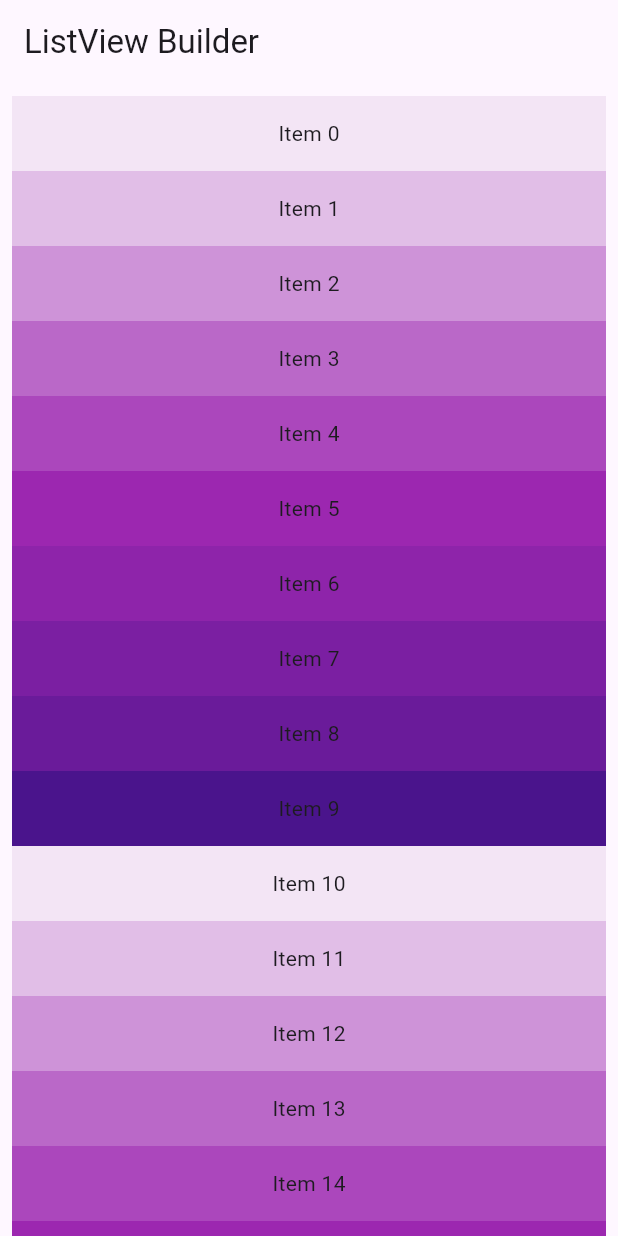
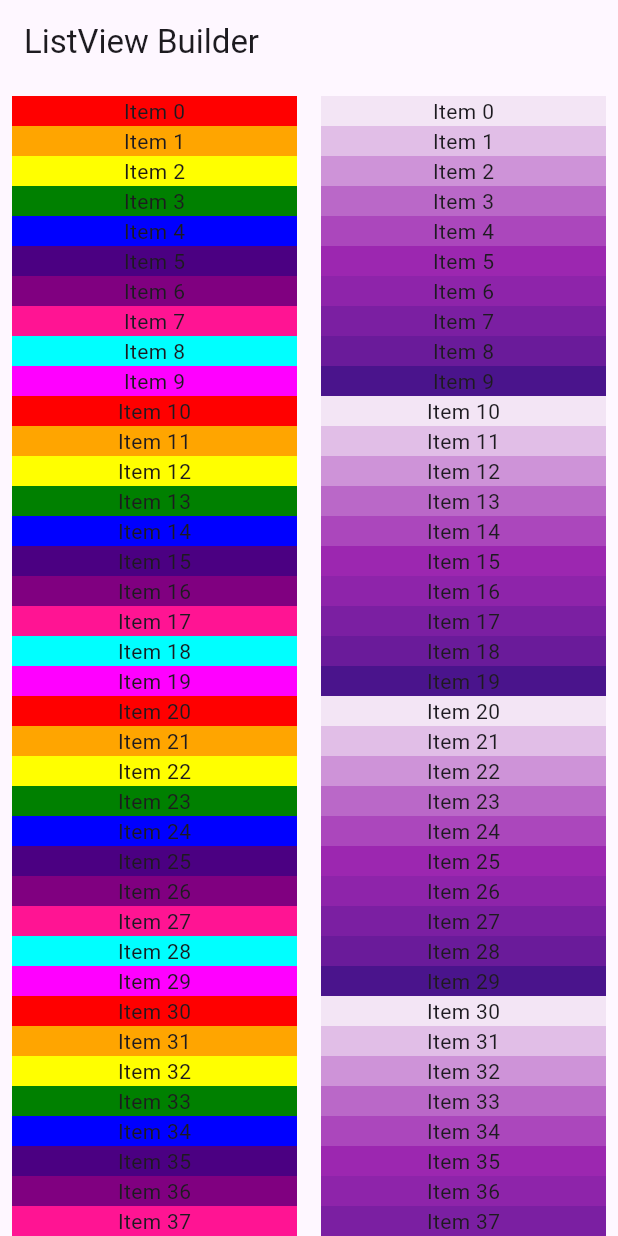
Before and after one commit to shivam2109964/projectOne, a Flutter app: the screen it shows after launch, on a phone screen of 412 x 824 dp. Run offline on Flutter 3.47's test engine with Material 3 defaults, Android fonts, the phone set to English and light mode, and no system bars; our stand-ins replace bloc, flutter_bloc, hydrated_bloc.

Commit message:
ListViewBuilder part 2

```diff
--- a/lib/Widget Practice/ListView/ListViewHome.dart
+++ b/lib/Widget Practice/ListView/ListViewHome.dart
@@ -1,7 +1,9 @@
 import 'package:flutter/material.dart';
 
 class ListViewHome extends StatelessWidget {
-  final List<int> colorCodes = <int>[
+  ListViewHome({super.key});
+
+  final List<int> colorCode = <int>[
     50,
     100,
     200,
@@ -11,19 +13,54 @@ class ListViewHome extends StatelessWidget {
     600,
     700,
     800,
-    900
+    900,
   ];
-  ListViewHome({super.key});
 
-  Widget _listBuilder() {
+  final List<List<int>> rgbColorCode = <List<int>>[
+    [255, 0, 0, 1],
+    [255, 165, 0, 1],
+    [255, 255, 0, 1],
+    [0, 128, 0, 1],
+    [0, 0, 255, 1],
+    [75, 0, 130, 1],
+    [128, 0, 128, 1],
+    [255, 20, 147, 1],
+    [0, 255, 255, 1],
+    [255, 0, 255, 1],
+  ];
+
+  Widget listBuilderLeft() {
+    return ListView.builder(
+      padding: const EdgeInsets.all(8.0),
+      itemCount: 500,
+      itemBuilder: (BuildContext context, int index) {
+        final List<int> colorcodeRGB =
+            rgbColorCode[index % rgbColorCode.length];
+        return Container(
+          color: Color.fromRGBO(
+            colorcodeRGB[0],
+            colorcodeRGB[1],
+            colorcodeRGB[2],
+            colorcodeRGB[3].toDouble(),
+          ),
+          child: Center(
+            child: Text("Item $index"),
+          ),
+        );
+      },
+    );
+  }
+
+  Widget listBuilderRight() {
     return ListView.builder(
       padding: const EdgeInsets.all(8.0),
       itemCount: 500,
       itemBuilder: (BuildContext context, int index) {
         return Container(
-          height: 50,
-          color: Colors.purple[colorCodes[index % 10]],
-          child: Center(child: Text("Item $index")),
+          color: Colors.purple[colorCode[index % 10]],
+          child: Center(
+            child: Text("Item $index"),
+          ),
         );
       },
     );
@@ -32,21 +69,19 @@ class ListViewHome extends StatelessWidget {
   @override
   Widget build(BuildContext context) {
     return Scaffold(
-      backgroundColor: Colors.black,
-      body: Scaffold(
-        appBar: AppBar(
-          title: const Text("ListView Builder"),
+      appBar: AppBar(
+        title: const Text("ListView Builder"),
+      ),
+      body: ConstrainedBox(
+        constraints: const BoxConstraints(
+          minHeight: 50,
+          maxHeight: 800,
         ),
-        body: Container(
-          child: ConstrainedBox(
-            constraints: const BoxConstraints(
-              minHeight: 35.0,
-              maxHeight: 800.0,
-            ),
-            child: Row(
-              children: <Widget>[Expanded(child: _listBuilder())],
-            ),
-          ),
+        child: Row(
+          children: <Widget>[
+            Expanded(child: listBuilderLeft()),
+            Expanded(child: listBuilderRight())
+          ],
         ),
       ),
     );
```
